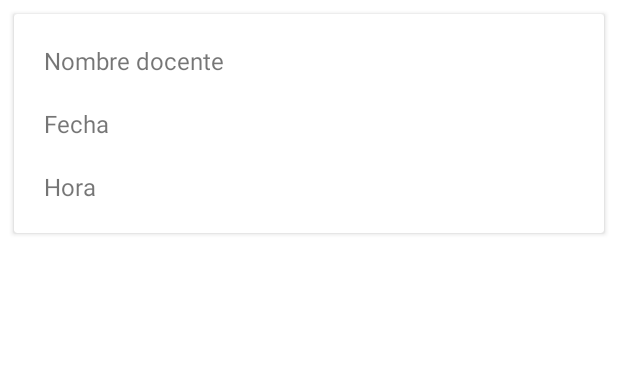
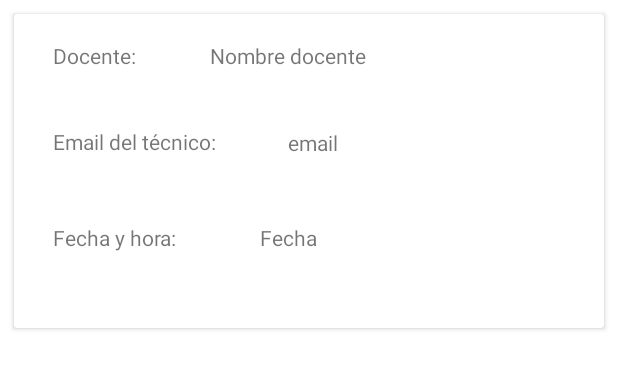
Before and after one commit to Sjeffmichael/Control_de_servicios_Oficina_de_medios_audiovisuales, an Android app: the layout row_espera.xml on its own in the app's theme, with its tools: preview values and no code run, on a phone screen of 412 x 824 dp. Shown: the top 369 px of the screen. Run offline under Robolectric (Android 15) with nearby library versions, the light colour scheme and no system bars.

Commit message:
formato de fecha y hora

```diff
--- a/app/src/main/java/com/example/controldeservicios_oficinademediosaudiovisuales/NuevosActivity.kt
+++ b/app/src/main/java/com/example/controldeservicios_oficinademediosaudiovisuales/NuevosActivity.kt
@@ -90,7 +90,8 @@ class NuevosActivity : Fragment(R.layout.activity_nuevo_registro) {
                     "observacion" to view.findViewById<EditText>(R.id.editTextTextMultiLine_observacion).text.toString(),
                     "nombre_docente" to obtenerEditText(view.findViewById(R.id.editText_nombreDocente)),
                     "email_tecnico" to auth?.email.toString(),
-                    "hora_inicio" to FieldValue.serverTimestamp()
+                    "hora_inicio" to FieldValue.serverTimestamp(),
+                    "hora_final" to null
 
                 )
             )
--- a/app/src/main/java/com/example/controldeservicios_oficinademediosaudiovisuales/adapter/EsperaAdapter.kt
+++ b/app/src/main/java/com/example/controldeservicios_oficinademediosaudiovisuales/adapter/EsperaAdapter.kt
@@ -1,9 +1,12 @@
 package com.example.controldeservicios_oficinademediosaudiovisuales.adapter
 
+import android.icu.text.SimpleDateFormat
+import android.os.Build
 import android.view.LayoutInflater
 import android.view.View
 import android.view.ViewGroup
 import android.widget.TextView
+import androidx.annotation.RequiresApi
 import androidx.recyclerview.widget.RecyclerView
 import com.example.controldeservicios_oficinademediosaudiovisuales.R
 import com.example.controldeservicios_oficinademediosaudiovisuales.datos.EsperaModelClass
@@ -16,18 +19,26 @@ class EsperaAdapter(options: FirestoreRecyclerOptions<EsperaModelClass>) :
 
 
     override fun onCreateViewHolder(parent: ViewGroup, viewType: Int): EsperaAdapterVH {
-        return EsperaAdapterVH(LayoutInflater.from(parent.context).inflate(R.layout.row_espera, parent, false))
+        return EsperaAdapterVH(
+            LayoutInflater.from(parent.context).inflate(
+                R.layout.row_espera,
+                parent,
+                false
+            )
+        )
     }
+    @RequiresApi(Build.VERSION_CODES.O)
+    override fun onBindViewHolder(holder: EsperaAdapterVH, position: Int, model: EsperaModelClass) {
+        val sdf = SimpleDateFormat("MM/dd/yyyy h:mm a", Locale.US)
 
-    override fun onBindViewHolder(holder: EsperaAdapterVH, position: Int, model: EsperaModelClass) {
         holder.nombre_docente.text = model.nombre_docente
-        //holder.fecha.text = model.fecha
-        holder.hora_inicio.text = model.hora_inicio?.toDate().toString()
+        holder.email_tecnico.text = model.email_tecnico
+        holder.hora_inicio.text = sdf.format(model.hora_inicio?.toDate())
     }
 
     class EsperaAdapterVH(itemView: View) : RecyclerView.ViewHolder(itemView) {
         var nombre_docente = itemView.findViewById<TextView>(R.id.nombre_docente)
-        //var fecha = itemView.findViewById<TextView>(R.id.fecha)
-        var hora_inicio = itemView.findViewById<TextView>(R.id.hora)
+        var email_tecnico = itemView.findViewById<TextView>(R.id.email)
+        var hora_inicio = itemView.findViewById<TextView>(R.id.fecha)
     }
 }
--- a/app/src/main/java/com/example/controldeservicios_oficinademediosaudiovisuales/datos/EsperaModelClass.kt
+++ b/app/src/main/java/com/example/controldeservicios_oficinademediosaudiovisuales/datos/EsperaModelClass.kt
@@ -4,7 +4,7 @@ import java.sql.Timestamp
 
 class EsperaModelClass {
     var nombre_docente:String? = null
-    //var fecha:String? = null
+    var email_tecnico:String? = null
     var hora_inicio: com.google.firebase.Timestamp? = null
 
     constructor()
--- a/app/src/main/res/layout/row_espera.xml
+++ b/app/src/main/res/layout/row_espera.xml
@@ -1,5 +1,6 @@
 <?xml version="1.0" encoding="utf-8"?>
 <androidx.cardview.widget.CardView xmlns:android="http://schemas.android.com/apk/res/android"
+    xmlns:tools="http://schemas.android.com/tools"
     android:layout_width="match_parent"
     android:layout_height="wrap_content"
     xmlns:app="http://schemas.android.com/apk/res-auto"
@@ -7,32 +8,86 @@
     android:layout_marginStart="9dp"
     android:layout_marginEnd="9dp"
     app:cardBackgroundColor="#fff">
-    <androidx.appcompat.widget.LinearLayoutCompat
+
+    <androidx.constraintlayout.widget.ConstraintLayout
         android:layout_width="match_parent"
-        android:layout_height="wrap_content"
-        android:padding="10dp"
-        android:orientation="vertical">
+        android:layout_height="match_parent">
+
         <TextView
-            android:layout_width="wrap_content"
-            android:layout_height="wrap_content"
             android:id="@+id/nombre_docente"
+            android:layout_width="238dp"
+            android:layout_height="38dp"
+            android:layout_marginTop="8dp"
+            android:padding="10dp"
             android:text="Nombre docente"
-            android:textSize="16sp"
-            android:padding="10dp"/>
+            app:layout_constraintEnd_toEndOf="parent"
+            app:layout_constraintHorizontal_bias="0.168"
+            app:layout_constraintStart_toEndOf="@+id/textView3"
+            app:layout_constraintTop_toTopOf="parent" />
+
         <TextView
-            android:layout_width="wrap_content"
-            android:layout_height="wrap_content"
+            android:id="@+id/email"
+            android:layout_width="197dp"
+            android:layout_height="43dp"
+            android:layout_marginTop="20dp"
+            android:padding="10dp"
+            android:text="email"
+            app:layout_constraintEnd_toEndOf="parent"
+            app:layout_constraintHorizontal_bias="0.333"
+            app:layout_constraintStart_toEndOf="@+id/textView5"
+            app:layout_constraintTop_toBottomOf="@+id/nombre_docente" />
+
+        <TextView
             android:id="@+id/fecha"
+            android:layout_width="239dp"
+            android:layout_height="38dp"
+            android:layout_marginStart="16dp"
+            android:layout_marginTop="20dp"
+            android:layout_marginBottom="28dp"
+            android:padding="10dp"
             android:text="Fecha"
-            android:textSize="16sp"
-            android:padding="10dp"/>
+            app:layout_constraintBottom_toBottomOf="parent"
+            app:layout_constraintEnd_toEndOf="parent"
+            app:layout_constraintStart_toEndOf="@+id/textView6"
+            app:layout_constraintTop_toBottomOf="@+id/email"
+            app:layout_constraintVertical_bias="0.0" />
+
         <TextView
-            android:layout_width="wrap_content"
-            android:layout_height="wrap_content"
-            android:id="@+id/hora"
-            android:text="Hora"
-            android:textSize="16sp"
-            android:padding="10dp"/>
-    </androidx.appcompat.widget.LinearLayoutCompat>
+            android:id="@+id/textView3"
+            android:layout_width="97dp"
+            android:layout_height="37dp"
+            android:layout_marginStart="16dp"
+            android:layout_marginTop="8dp"
+            android:padding="10dp"
+            android:text="Docente:"
+            app:layout_constraintStart_toStartOf="parent"
+            app:layout_constraintTop_toTopOf="parent" />
+
+        <TextView
+            android:id="@+id/textView5"
+            android:layout_width="145dp"
+            android:layout_height="44dp"
+            android:layout_marginStart="16dp"
+            android:layout_marginTop="20dp"
+            android:padding="10dp"
+            android:text="Email del técnico:"
+            app:layout_constraintStart_toStartOf="parent"
+            app:layout_constraintTop_toBottomOf="@+id/textView3" />
+
+        <TextView
+            android:id="@+id/textView6"
+            android:layout_width="121dp"
+            android:layout_height="50dp"
+            android:layout_marginStart="16dp"
+            android:layout_marginTop="20dp"
+            android:layout_marginBottom="30dp"
+            android:padding="10dp"
+            android:text="Fecha y hora:"
+            app:layout_constraintBottom_toBottomOf="parent"
+            app:layout_constraintStart_toStartOf="parent"
+            app:layout_constraintTop_toBottomOf="@+id/textView5"
+            app:layout_constraintVertical_bias="1.0" />
+
+    </androidx.constraintlayout.widget.ConstraintLayout>
 
 </androidx.cardview.widget.CardView>
```
